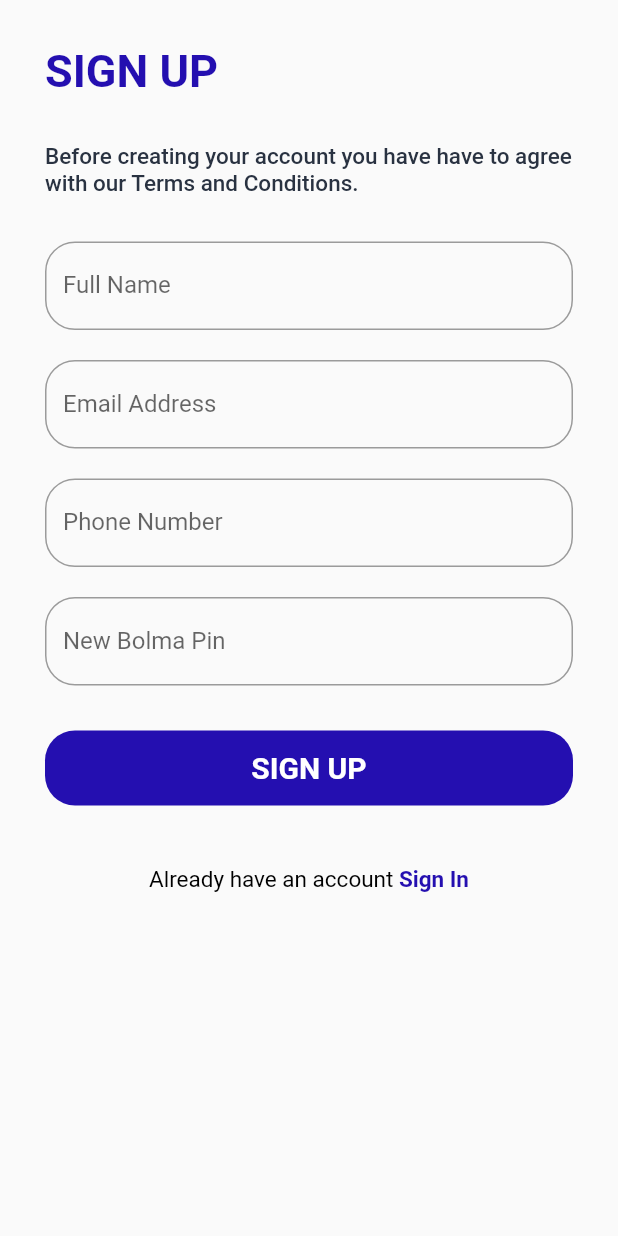
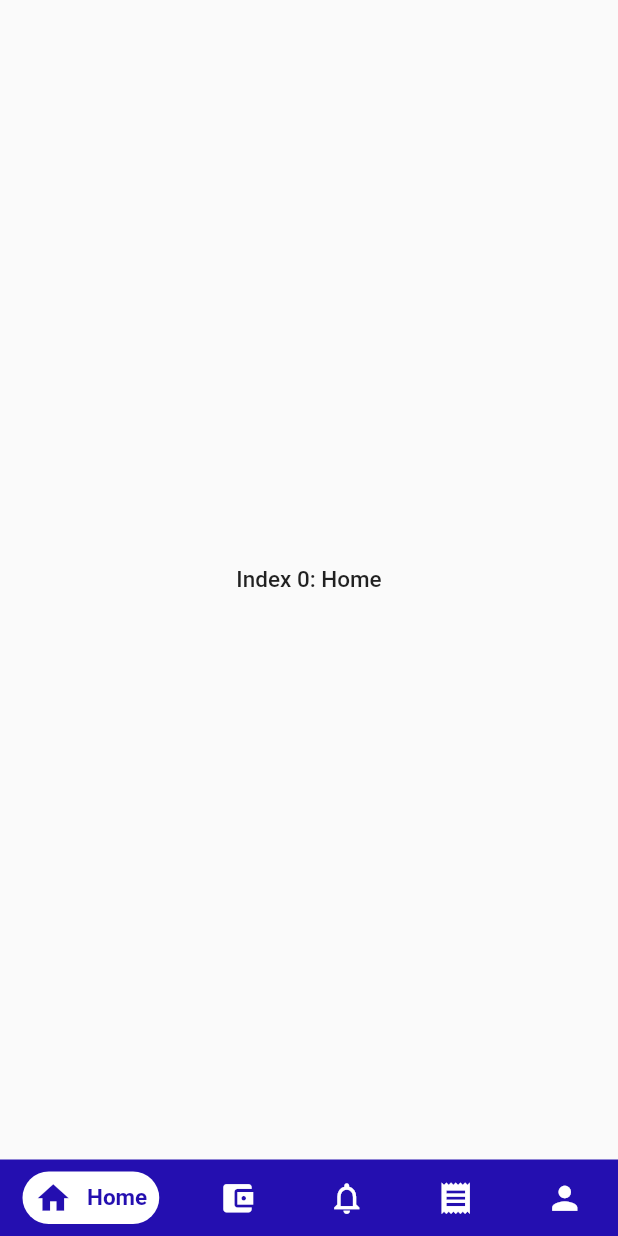
Before and after one commit to j-kon/bolmapay, a Flutter app: the screen it shows after launch, on a phone screen of 412 x 824 dp. Run offline on Flutter 3.47's test engine with Material 2 defaults, Android fonts, the phone set to English and light mode, and no system bars; drawn by our look-alikes of google_nav_bar; Roboto replaces fonts that are missing (Noto Sans JP, noto sans jp).

Commit message:
added google_nav_bar

```diff
--- a/lib/app/app_strings.dart
+++ b/lib/app/app_strings.dart
@@ -14,4 +14,10 @@ class AppStrings {
   static const String emailAddress = 'Email Address';
   static const String newBolmaPin = 'New Bolma Pin';
   static const String forgetPin = 'Forget PIN';
+
+  static const String home = 'Home';
+  static const String wallet = 'Wallet';
+  static const String notification = 'Notification';
+  static const String transactions = 'Transactions';
+  static const String profile = 'Profile';
 }
--- a/lib/main.dart
+++ b/lib/main.dart
@@ -1,6 +1,7 @@
 import 'package:bolmapay/app/app_colors.dart';
 import 'package:bolmapay/screens/auth/sign_in.dart';
 import 'package:bolmapay/screens/auth/sign_up.dart';
+import 'package:bolmapay/screens/widgets/bottom_nav_bar.dart';
 import 'package:flutter/material.dart';
 
 void main() {
@@ -26,10 +27,11 @@ class BolmaPay extends StatelessWidget {
           bodyText2: TextStyle(fontSize: 15.0, fontFamily: 'Noto Sans JP'),
         ),
       ),
-      home: SignUp(),
-      initialRoute: SignUp.id,
+      home: BottomNavBar(),
+      initialRoute: BottomNavBar.id,
       routes: {SignUp.id: (context) => SignUp(),
-      SignIn.id: (context) => SignIn()},
+      SignIn.id: (context) => SignIn(),
+      BottomNavBar.id: (context) => BottomNavBar()},
     );
   }
 }
--- /dev/null
+++ b/lib/screens/widgets/bottom_nav_bar.dart
@@ -0,0 +1,102 @@
+import 'package:bolmapay/app/app_colors.dart';
+import 'package:bolmapay/app/app_strings.dart';
+import 'package:bolmapay/app/app_text_styles.dart';
+import 'package:flutter/material.dart';
+import 'package:google_nav_bar/google_nav_bar.dart';
+
+class BottomNavBar extends StatefulWidget {
+  static const id = 'bottom_nav_bar';
+  @override
+  _BottomNavBarState createState() => _BottomNavBarState();
+}
+
+class _BottomNavBarState extends State<BottomNavBar> {
+  int _selectedIndex = 0;
+  static const TextStyle optionStyle = AppTextStyle.textSize15;
+  static const List<Widget> _widgetOptions = <Widget>[
+    Text(
+      'Index 0: Home',
+      style: optionStyle,
+    ),
+    Text(
+      'Index 1: Wallet',
+      style: optionStyle,
+    ),
+    Text(
+      'Index 2: Notifications',
+      style: optionStyle,
+    ),
+    Text(
+      'Index 3: Transactions',
+      style: optionStyle,
+    ),
+    Text(
+      'Index 4: Profile',
+      style: optionStyle,
+    ),
+  ];
+  @override
+  Widget build(BuildContext context) {
+    return Scaffold(
+      body: Center(
+        child: _widgetOptions.elementAt(_selectedIndex),
+      ),
+      bottomNavigationBar: Container(
+        decoration: BoxDecoration(color: AppColors.primaryColor, boxShadow: [
+          BoxShadow(
+            blurRadius: 20,
+            color: Colors.white.withOpacity(.1),
+          )
+        ]),
+        child: SafeArea(
+          child: Padding(
+            padding: const EdgeInsets.symmetric(horizontal: 15.0, vertical: 8),
+            child: GNav(
+              gap: 10,
+              activeColor: AppColors.primaryColor,
+              iconSize: 25,
+              padding: EdgeInsets.symmetric(horizontal: 8.0, vertical: 5),
+              duration: Duration(milliseconds: 800),
+              tabBackgroundColor: Colors.white,
+              tabs: [
+                GButton(
+                  icon: Icons.home,
+                  iconColor: Colors.white,
+                  text: AppStrings.home,
+                ),
+                GButton(
+                  icon: Icons.account_balance_wallet,
+                  iconColor: Colors.white,
+                  text: AppStrings.wallet,
+                ),
+                GButton(
+                  icon: Icons.notifications_none,
+                  iconColor: Colors.white,
+                  text: AppStrings.notification,
+                ),
+                GButton(
+                  icon: Icons.receipt,
+                  iconColor: Colors.white,
+                  text: AppStrings.transactions,
+                ),
+                GButton(
+                  icon: Icons.person,
+                  iconColor: Colors.white,
+                  text: AppStrings.profile,
+                ),
+              ],
+              selectedIndex: _selectedIndex,
+              onTabChange: (index) {
+                setState(
+                  () {
+                    _selectedIndex = index;
+                  },
+                );
+              },
+            ),
+          ),
+        ),
+      ),
+    );
+  }
+}
--- a/pubspec.yaml
+++ b/pubspec.yaml
@@ -1,6 +1,5 @@
 name: bolmapay
 description: A new Flutter application.
-
 
 publish_to: 'none'
 version: 1.0.0+1
@@ -13,17 +12,15 @@ dependencies:
     sdk: flutter
   cupertino_icons: ^1.0.0
   google_fonts: ^1.1.1
+  google_nav_bar: ^3.1.0
 
 dev_dependencies:
   flutter_test:
     sdk: flutter
 
-
 flutter:
 
-
   uses-material-design: true
-
   # assets:
   #   - images/a_dot_burr.jpeg
   #   - images/a_dot_ham.jpeg
```
Also changed, not shown: pubspec.lock.
